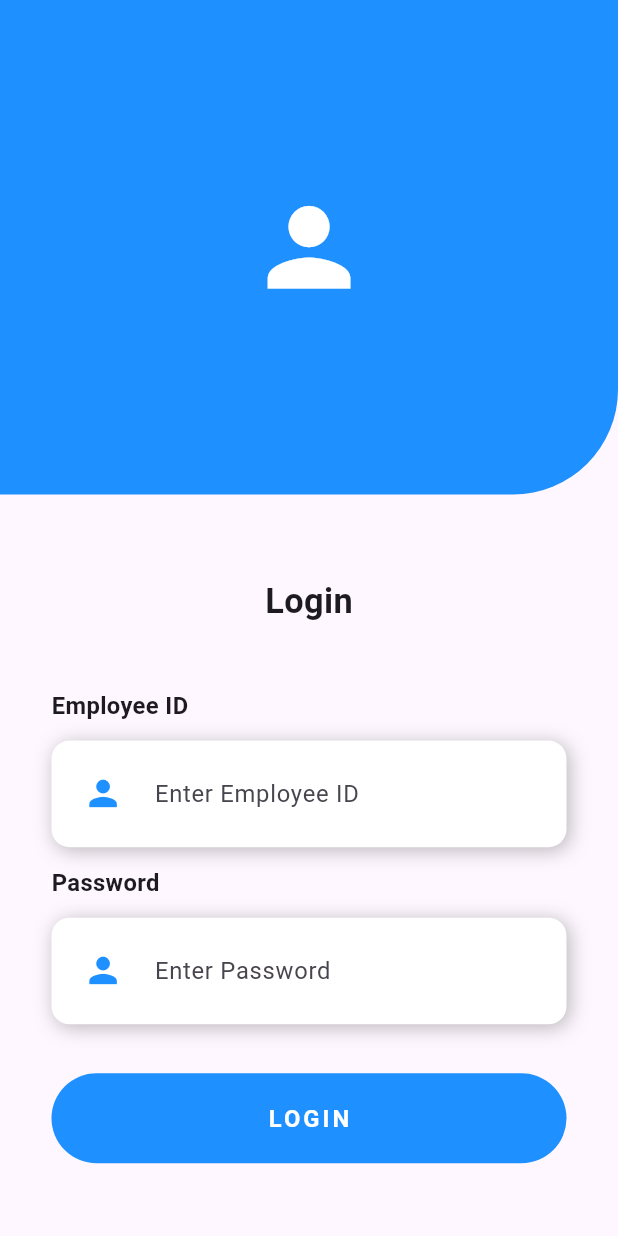
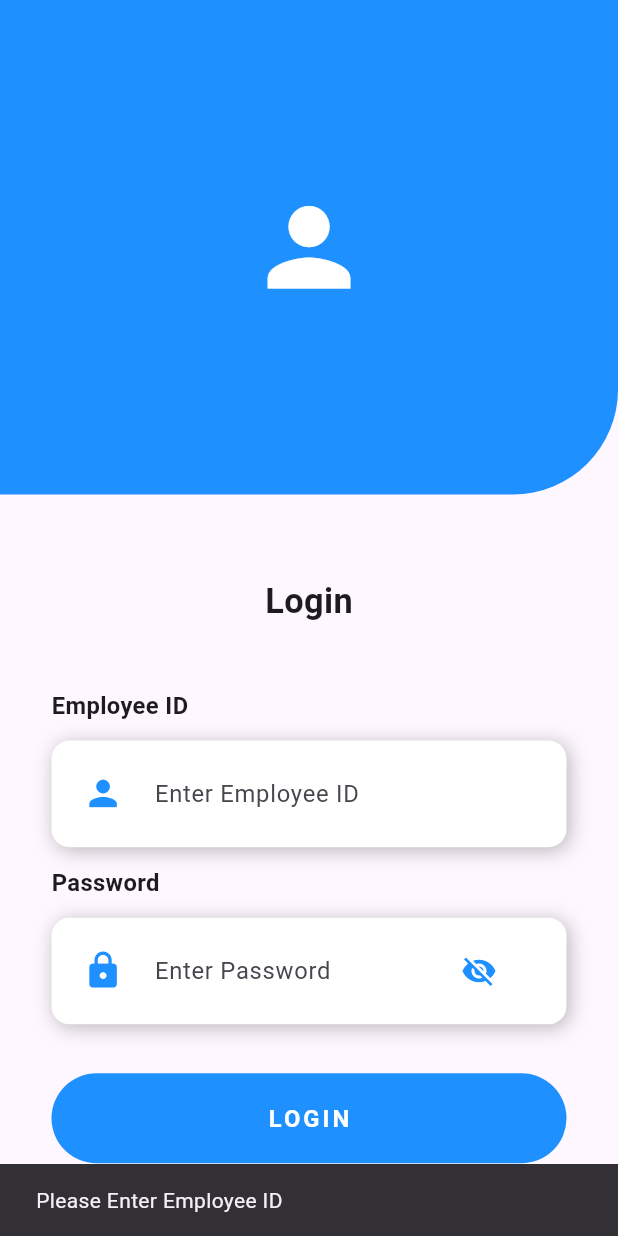
Before and after one commit to HuzaifaHassan/payrooll, a Flutter app: the screen it shows after launch, after a tap on "LOGIN", on a phone screen of 412 x 824 dp. Run offline on Flutter 3.47's test engine with Material 3 defaults, Android fonts, the phone set to English and light mode, and no system bars; our stand-ins replace firebase_core, flutter_keyboard_visibility; accounts and stored records are empty.

Commit message:
Merge remote-tracking branch 'origin/master'
# Conflicts:
#	lib/loginscreen.dart
#	pubspec.yaml

```diff
--- a/lib/loginscreen.dart
+++ b/lib/loginscreen.dart
@@ -78,15 +78,63 @@ class _LoginScreenState extends State<LoginScreen> {
                     FieldTitle("Employee ID"),
                     customField("Enter Employee ID", idController_),
                     FieldTitle("Password"),
-                customField("Enter Password", passwordController_),
+                    customField("Enter Password", passwordController_,isPassword: true),
                     GestureDetector(
                       onTap:  () async{
+                        FocusScope.of(context).unfocus();
                         String id = idController_.text.trim();
                         String password = passwordController_.text.trim();
+
+                        if(id.isEmpty){
+                          ScaffoldMessenger.of(context).showSnackBar(
+                            const SnackBar(
+                              content: Text("Please Enter Employee ID"),
+                            ));
+
+                        }else if(password.isEmpty){
+                          ScaffoldMessenger.of(context).showSnackBar(
+                            const SnackBar(
+                              content: Text("Please Enter Password"),
+                            ));
+                        }else{
                           QuerySnapshot snap_= await FirebaseFirestore.
                           instance.collection("Employee").where('id',isEqualTo: id).get();
 
-                    print(snap_.docs[0]['id']);
+                          try{
+                            final snap = await FirebaseFirestore.instance
+                                .collection("Employee")
+                                .where('id', isEqualTo: id)
+                                .get();
+                            if(password==snap_.docs[0]['password']){
+                              print("continue");
+                            }
+
+                             else{
+                              ScaffoldMessenger.of(context).showSnackBar(
+                                const SnackBar(content: Text("Incorrect password")), // ✅ should show now
+                              );
+                              print("Wrong password entered");
+                            }
+
+                          }
+                          catch(e){
+                            String error=" ";
+
+                            if(e.toString()=="Invalid value: Valid value range is empty: 0"){
+                                 setState(() {
+                                   error="Employee id does not exist";
+                                 });
+                            }
+                            else{
+                              setState(() {
+                                error="Error occurred!";
+                              });
+                            }
+                            ScaffoldMessenger.of(context).showSnackBar(
+                               SnackBar(content: Text(error)), // ✅ should show now
+                            );
+                          }
+                        }
 
                         },
 
@@ -135,13 +183,14 @@ class _LoginScreenState extends State<LoginScreen> {
           ),
         );
       }
-  Widget customField(String hint, TextEditingController controller){
-      return  Container(
+      Widget customField(String hint, TextEditingController controller, {bool isPassword = false}) {
+        bool _obscureText = isPassword; // Start obscured if it's a password field
+
+        return StatefulBuilder(
+          builder: (context, setState) {
+            return Container(
               width: screenWidth_,
-        margin: EdgeInsets.only(
-          bottom:  12,
-        ),
-
+              margin: const EdgeInsets.only(bottom: 12),
               decoration: const BoxDecoration(
                 color: Colors.white,
                 borderRadius: BorderRadius.all(Radius.circular(12)),
@@ -149,17 +198,16 @@ class _LoginScreenState extends State<LoginScreen> {
                   BoxShadow(
                     color: Colors.black26,
                     blurRadius: 10,
-              offset: const Offset(2, 2),
+                    offset: Offset(2, 2),
                   ),
                 ],
               ),
               child: Row(
                 children: [
                   Container(
-
                     width: screenWidth_ / 6,
                     child: Icon(
-                Icons.person,
+                      isPassword ? Icons.lock : Icons.person, // 👈 Lock icon for password
                       color: primary_,
                       size: screenWidth_ / 15,
                     ),
@@ -171,18 +219,33 @@ class _LoginScreenState extends State<LoginScreen> {
                         controller: controller,
                         enableSuggestions: false,
                         autocorrect: false,
+                        obscureText: _obscureText, // 👈 hides text with bullets
+                        obscuringCharacter: '•',   // 👈 bullet character
                         decoration: InputDecoration(
-
                           hintText: hint,
                           contentPadding: EdgeInsets.symmetric(
                             vertical: screenHeight_ / 35,
-                      //horizontal: screenWidth_ / 20,
                           ),
                           border: InputBorder.none,
-
                           hintStyle: TextStyle(
                             fontSize: screenWidth_ / 26,
                           ),
+                          // 👇 Add eye icon for password toggle
+                          suffixIcon: isPassword
+                              ? IconButton(
+                            icon: Icon(
+                              _obscureText
+                                  ? Icons.visibility_off
+                                  : Icons.visibility,
+                              color: primary_,
+                            ),
+                            onPressed: () {
+                              setState(() {
+                                _obscureText = !_obscureText;
+                              });
+                            },
+                          )
+                              : null,
                         ),
                         maxLines: 1,
                       ),
@@ -191,5 +254,8 @@ class _LoginScreenState extends State<LoginScreen> {
                 ],
               ),
             );
+          },
+        );
       }
+
     }
```
Lines whose indentation alone changed are shown as unchanged.
